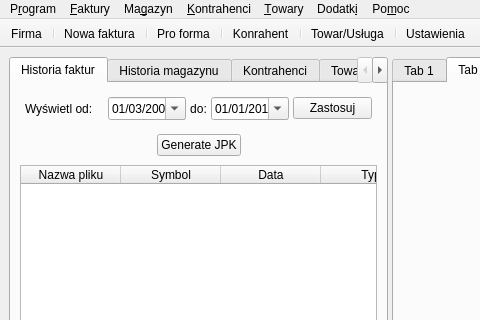
juliagoda/qfaktury, file ui/mainwindow.ui: the form before one commit; both pictures show x 0 to 480 and y 0 to 320 of the 751 by 445 pixel window.
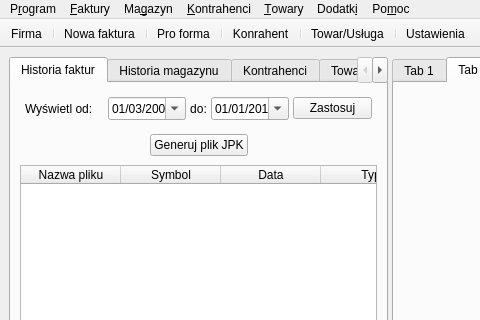
The form after the commit. Icons and pictures are not drawn.

Diff of the .ui file:
```diff
--- a/ui/mainwindow.ui
+++ b/ui/mainwindow.ui
@@ -332,7 +332,7 @@
           <item>
            <widget class="QPushButton" name="generateJPKbtn">
             <property name="text">
-             <string>Generate JPK</string>
+             <string>Generuj plik JPK</string>
             </property>
            </widget>
           </item>
```
